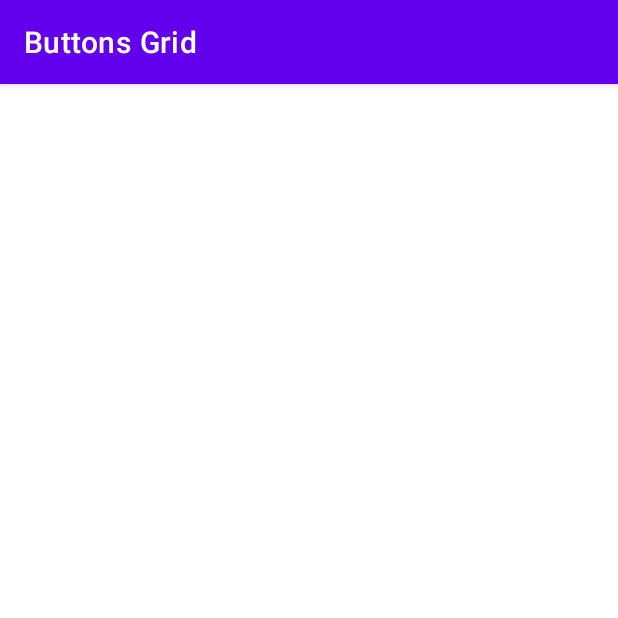
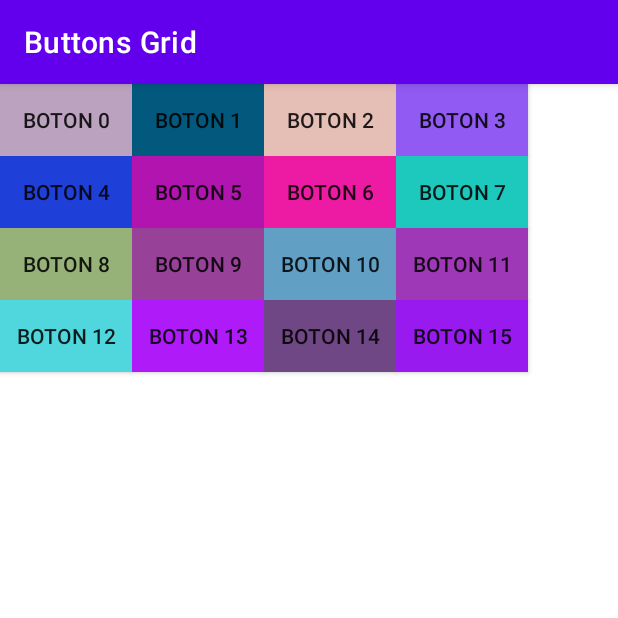
Before and after one commit to angelgomfoj/dam2c-mobile-programming, an Android app: the screen it shows after launch (MainActivity), on a phone screen of 412 x 824 dp, the top half of it. Run offline under Robolectric (Android 15) with nearby library versions, the phone set to English and light mode, and no system bars.

Commit message:
buttons creation project update

```diff
--- a/ButtonsGrid/app/src/main/java/com/example/buttonsgrid/MainActivity.java
+++ b/ButtonsGrid/app/src/main/java/com/example/buttonsgrid/MainActivity.java
@@ -2,17 +2,60 @@ package com.example.buttonsgrid;
 
 import androidx.appcompat.app.AppCompatActivity;
 
+import android.graphics.Color;
 import android.os.Bundle;
+import android.view.View;
+import android.view.ViewGroup;
+import android.widget.Button;
+import android.widget.GridLayout;
+
+import java.util.ArrayList;
+import java.util.List;
+import java.util.Random;
 
 public class MainActivity extends AppCompatActivity {
+    GridLayout g;
 
     @Override
     protected void onCreate(Bundle savedInstanceState) {
         super.onCreate(savedInstanceState);
         setContentView(R.layout.activity_main);
+         g = (GridLayout) findViewById(R.id.gl1);
+        createButtons(g);
     }
 
-    public void createButtons(){
+    public void createButtons(GridLayout g){
 
+        List<Button> listaBotones = new ArrayList<>();
+        Button b;
+        Random r = new Random();
+        int bId;
+        for (int i = 0; i < 16; i++) {
+            b = new Button(this);
+            b.setLayoutParams(new ViewGroup.LayoutParams(ViewGroup.LayoutParams.WRAP_CONTENT, ViewGroup.LayoutParams.WRAP_CONTENT));
+            bId = View.generateViewId();
+            b.setId(bId);
+            b.setText("Boton "+i);
+            b.setBackgroundColor(Color.rgb( r.nextInt(256), r.nextInt(256), r.nextInt(256)));
+            listaBotones.add(b);
+            if(i<15){
+                b.setOnClickListener(new View.OnClickListener() {
+                    @Override
+                    public void onClick(View v) {
+                        v.setBackgroundColor(Color.BLUE);
+                    }
+                });
+            }else{
+                b.setOnClickListener(new View.OnClickListener() {
+                    @Override
+                    public void onClick(View v) {
+                        for (Button bx:listaBotones) {
+                            bx.setBackgroundColor(Color.rgb( r.nextInt(256), r.nextInt(256), r.nextInt(256)));
+                        }
+                    }
+                });
+            }
+            g.addView(b,i);
+        }
     }
 }
--- a/ButtonsGrid/app/src/main/res/layout/activity_main.xml
+++ b/ButtonsGrid/app/src/main/res/layout/activity_main.xml
@@ -4,4 +4,14 @@
     xmlns:tools="http://schemas.android.com/tools"
     android:layout_width="match_parent"
     android:layout_height="match_parent"
-    tools:context=".MainActivity"/>
+    tools:context=".MainActivity">
+
+    <androidx.gridlayout.widget.GridLayout
+        android:id="@+id/gl1"
+        android:layout_width="match_parent"
+        android:layout_height="match_parent"
+        app:rowCount="4"
+        app:columnCount="4">
+
+    </androidx.gridlayout.widget.GridLayout>
+</androidx.constraintlayout.widget.ConstraintLayout>
```
